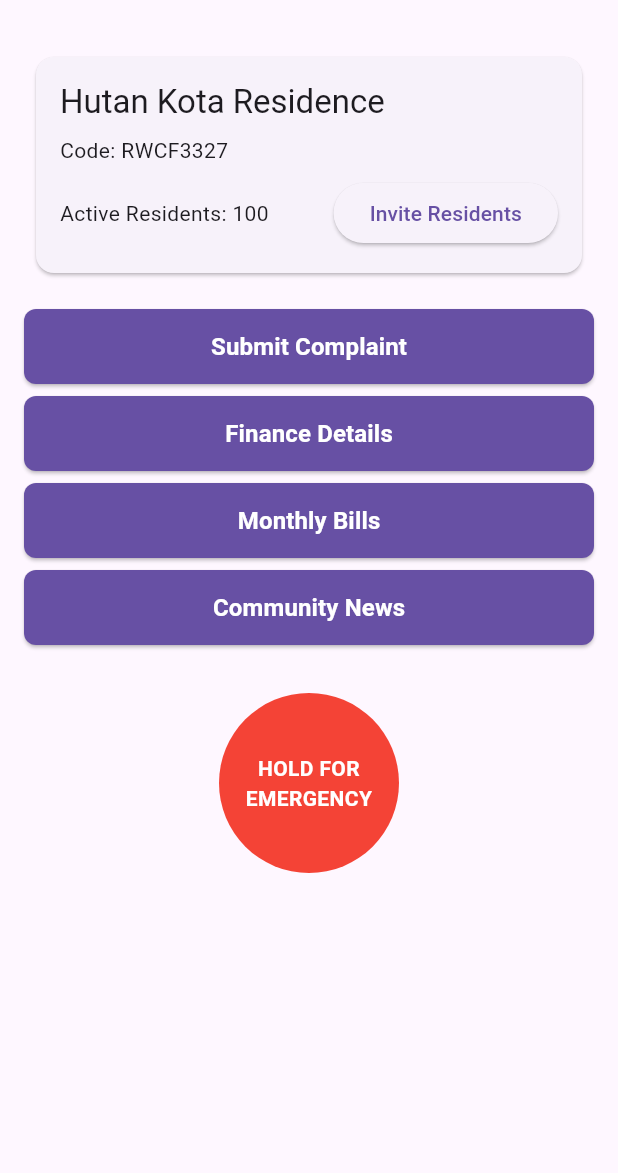
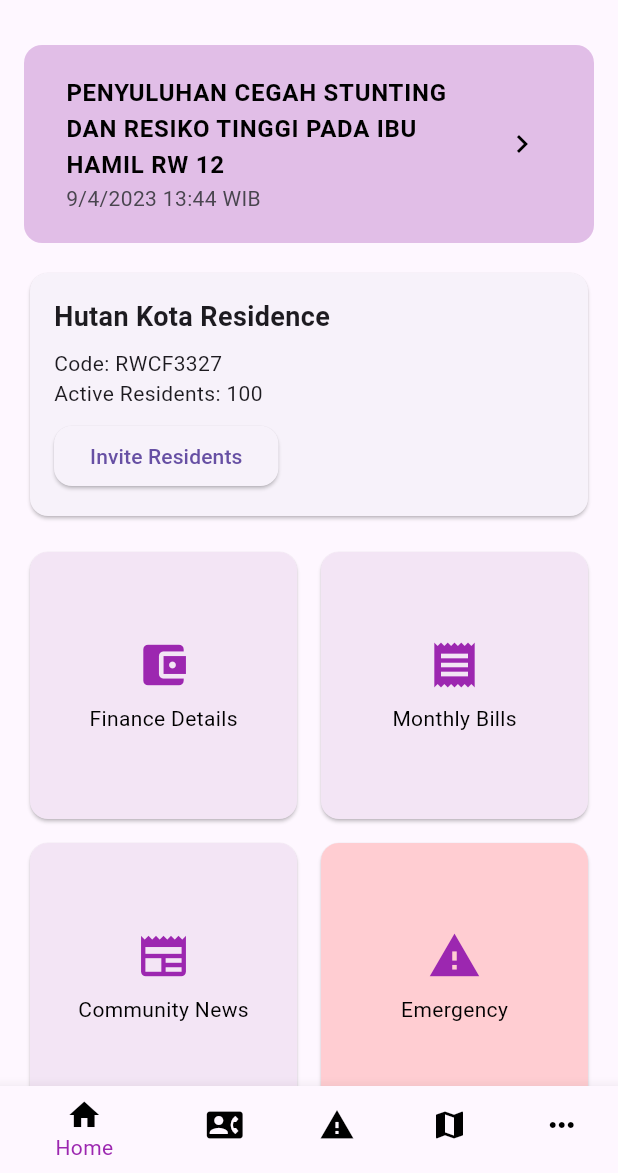
Before and after one commit to ther12k/rukunsmartapp, a Flutter app: the HomeScreen screen opened directly, on a phone screen of 412 x 824 dp, the part 63-1236 px from its top. Run offline on Flutter 3.47's test engine with Material 3 defaults, Android fonts, the phone set to English and light mode, and no system bars; our stand-ins replace equatable, flutter_bloc, image_picker, shared_preferences; accounts and stored records are empty.

Commit message:
refactor : separate home

```diff
--- a/lib/features/home/screens/home_screen.dart
+++ b/lib/features/home/screens/home_screen.dart
@@ -1,28 +1,13 @@
 import 'package:flutter/material.dart';
-import 'package:flutter_bloc/flutter_bloc.dart';
-import 'package:rukunsmart/features/billing/bloc/billing_bloc.dart';
-import 'package:rukunsmart/features/complaint/bloc/complaint_bloc.dart';
-import 'package:rukunsmart/features/emergency/bloc/emergency_bloc.dart';
-import 'package:rukunsmart/features/finance/bloc/finance_bloc.dart';
-import 'package:rukunsmart/features/home/widgets/emergency_button.dart';
-import 'package:rukunsmart/features/news/bloc/news_bloc.dart';
-import 'package:rukunsmart/shared/widgets/region_card.dart';
-import '../../../features/auth/bloc/auth_bloc.dart';
-import '../../../features/news/screens/news_screen.dart';
-import '../../../features/complaint/screens/complaint_screen.dart';
-import '../../../features/billing/screens/billing_screen.dart';
-import '../../../features/finance/screens/finance_screen.dart';
-import '../../../shared/widgets/custom_button.dart';
-import 'package:rukunsmart/features/billing/repositories/billing_repository.dart';
-import 'package:rukunsmart/features/news/repositories/news_repository.dart'; // Add this import
+import 'package:rukunsmart/features/home/widgets/announcement_card.dart';
+import 'package:rukunsmart/features/home/widgets/menu_grid.dart';
+import 'package:rukunsmart/features/home/widgets/region_info_card.dart';
 
 class HomeScreen extends StatelessWidget {
   const HomeScreen({super.key});
 
   @override
   Widget build(BuildContext context) {
-    final billingRepository = RepositoryProvider.of<BillingRepository>(context);
-    final newsRepository = RepositoryProvider.of<NewsRepository>(context);
     return Scaffold(
       appBar: AppBar(
         title: const Text('RukunSmart'),
@@ -30,87 +15,55 @@ class HomeScreen extends StatelessWidget {
           IconButton(
             icon: const Icon(Icons.logout),
             onPressed: () {
-              context.read<AuthBloc>().add(AuthLogoutRequested());
+              // Handle logout
             },
           ),
         ],
       ),
-      body: SingleChildScrollView(
+      body: const SingleChildScrollView(
         child: Padding(
-          padding: const EdgeInsets.all(16.0),
+          padding: EdgeInsets.all(16.0),
           child: Column(
             crossAxisAlignment: CrossAxisAlignment.stretch,
             children: [
-              const RegionCard(),
-              const SizedBox(height: 16),
-              CustomButton(
-                text: 'Submit Complaint',
-                onPressed: () {
-                  Navigator.push(
-                    context,
-                    MaterialPageRoute(
-                      builder: (context) => BlocProvider(
-                        create: (context) => ComplaintBloc(),
-                        child: const ComplaintScreen(),
-                      ),
-                    ),
-                  );
-                },
-              ),
-              const SizedBox(height: 8),
-              CustomButton(
-                text: 'Finance Details',
-                onPressed: () {
-                  Navigator.push(
-                    context,
-                    MaterialPageRoute(
-                      builder: (context) => BlocProvider(
-                        create: (context) => FinanceBloc(),
-                        child: const FinanceScreen(),
-                      ),
-                    ),
-                  );
-                },
-              ),
-              const SizedBox(height: 8),
-              CustomButton(
-                text: 'Monthly Bills',
-                onPressed: () {
-                  Navigator.push(
-                    context,
-                    MaterialPageRoute(
-                      builder: (context) => BlocProvider(
-                        create: (context) => BillingBloc(billingRepository),
-                        child: const BillingScreen(),
-                      ),
-                    ),
-                  );
-                },
-              ),
-              const SizedBox(height: 8),
-              CustomButton(
-                text: 'Community News',
-                onPressed: () {
-                  Navigator.push(
-                    context,
-                    MaterialPageRoute(
-                      builder: (context) => BlocProvider(
-                        create: (context) => NewsBloc(newsRepository),
-                        child: const NewsScreen(),
-                      ),
-                    ),
-                  );
-                },
-              ),
-              const SizedBox(height: 32),
-              BlocProvider(
-                create: (context) => EmergencyBloc(),
-                child: const EmergencyButton(),
-              ),
+              AnnouncementCard(),
+              SizedBox(height: 16),
+              RegionInfoCard(),
+              SizedBox(height: 16),
+              MenuGrid(),
             ],
           ),
         ),
       ),
+      bottomNavigationBar: BottomNavigationBar(
+        items: const [
+          BottomNavigationBarItem(
+            icon: Icon(Icons.home, color: Colors.black),
+            label: 'Home',
+          ),
+          BottomNavigationBarItem(
+            icon: Icon(Icons.contact_phone, color: Colors.black),
+            label: 'Contact',
+          ),
+          BottomNavigationBarItem(
+            icon: Icon(Icons.warning, color: Colors.black),
+            label: 'Emergency',
+          ),
+          BottomNavigationBarItem(
+            icon: Icon(Icons.map, color: Colors.black),
+            label: 'Regions',
+          ),
+          BottomNavigationBarItem(
+            icon: Icon(Icons.more_horiz, color: Colors.black),
+            label: 'More',
+          ),
+        ],
+        selectedItemColor: Colors.purple,
+        unselectedItemColor: Colors.grey,
+        onTap: (index) {
+          // Handle navigation
+        },
+      ),
     );
   }
 }
--- /dev/null
+++ b/lib/features/home/widgets/announcement_card.dart
@@ -0,0 +1,33 @@
+import 'package:flutter/material.dart';
+
+class AnnouncementCard extends StatelessWidget {
+  const AnnouncementCard({super.key});
+
+  @override
+  Widget build(BuildContext context) {
+    return Container(
+      padding: const EdgeInsets.all(12.0),
+      decoration: BoxDecoration(
+        color: Colors.purple.shade100,
+        borderRadius: BorderRadius.circular(12.0),
+      ),
+      child: ListTile(
+        title: Text(
+          "PENYULUHAN CEGAH STUNTING DAN RESIKO TINGGI PADA IBU HAMIL RW 12",
+          style: TextStyle(
+            fontWeight: FontWeight.bold,
+            color: Colors.black,
+          ),
+        ),
+        subtitle: Text("9/4/2023 13:44 WIB"),
+        trailing: Icon(
+          Icons.chevron_right,
+          color: Colors.black,
+        ),
+        onTap: () {
+          // Navigate to announcement details if needed
+        },
+      ),
+    );
+  }
+}
--- /dev/null
+++ b/lib/features/home/widgets/menu_grid.dart
@@ -0,0 +1,85 @@
+import 'package:flutter/material.dart';
+
+class MenuGrid extends StatelessWidget {
+  const MenuGrid({super.key});
+
+  @override
+  Widget build(BuildContext context) {
+    return GridView.count(
+      shrinkWrap: true,
+      crossAxisCount: 2,
+      crossAxisSpacing: 8,
+      mainAxisSpacing: 8,
+      children: [
+        MenuCard(
+          icon: Icons.account_balance_wallet,
+          label: 'Finance Details',
+          onTap: () {
+            // Handle navigation
+          },
+        ),
+        MenuCard(
+          icon: Icons.receipt,
+          label: 'Monthly Bills',
+          onTap: () {
+            // Handle navigation
+          },
+        ),
+        MenuCard(
+          icon: Icons.newspaper,
+          label: 'Community News',
+          onTap: () {
+            // Handle navigation
+          },
+        ),
+        MenuCard(
+          icon: Icons.warning,
+          label: 'Emergency',
+          color: Colors.red.shade100,
+          onTap: () {
+            // Handle emergency
+          },
+        ),
+      ],
+    );
+  }
+}
+
+class MenuCard extends StatelessWidget {
+  final IconData icon;
+  final String label;
+  final VoidCallback onTap;
+  final Color? color;
+
+  const MenuCard({
+    required this.icon,
+    required this.label,
+    required this.onTap,
+    this.color,
+    super.key,
+  });
+
+  @override
+  Widget build(BuildContext context) {
+    return Card(
+      color: color ?? Colors.purple.shade50,
+      shape: RoundedRectangleBorder(
+        borderRadius: BorderRadius.circular(12.0),
+      ),
+      child: InkWell(
+        onTap: onTap,
+        child: Padding(
+          padding: const EdgeInsets.all(16.0),
+          child: Column(
+            mainAxisAlignment: MainAxisAlignment.center,
+            children: [
+              Icon(icon, size: 36, color: Colors.purple),
+              const SizedBox(height: 8),
+              Text(label, style: TextStyle(color: Colors.black)),
+            ],
+          ),
+        ),
+      ),
+    );
+  }
+}
--- /dev/null
+++ b/lib/features/home/widgets/region_info_card.dart
@@ -0,0 +1,44 @@
+import 'package:flutter/material.dart';
+
+class RegionInfoCard extends StatelessWidget {
+  const RegionInfoCard({super.key});
+
+  @override
+  Widget build(BuildContext context) {
+    return Card(
+      shape: RoundedRectangleBorder(
+        borderRadius: BorderRadius.circular(12.0),
+      ),
+      child: Padding(
+        padding: const EdgeInsets.all(16.0),
+        child: Column(
+          crossAxisAlignment: CrossAxisAlignment.start,
+          children: [
+            Text(
+              "Hutan Kota Residence",
+              style: TextStyle(
+                fontSize: 18,
+                fontWeight: FontWeight.bold,
+              ),
+            ),
+            const SizedBox(height: 8),
+            Text("Code: RWCF3327"),
+            Text("Active Residents: 100"),
+            const SizedBox(height: 8),
+            ElevatedButton(
+              onPressed: () {
+                // Handle invite action
+              },
+              child: Text("Invite Residents"),
+              style: ElevatedButton.styleFrom(
+                shape: RoundedRectangleBorder(
+                  borderRadius: BorderRadius.circular(12.0),
+                ),
+              ),
+            ),
+          ],
+        ),
+      ),
+    );
+  }
+}
--- a/lib/main.dart
+++ b/lib/main.dart
@@ -3,6 +3,7 @@ import 'package:flutter_bloc/flutter_bloc.dart';
 import 'package:rukunsmart/features/auth/bloc/auth_bloc.dart';
 import 'package:rukunsmart/features/auth/repositories/auth_repository.dart';
 import 'package:rukunsmart/features/billing/repositories/billing_repository.dart';
+// import 'package:rukunsmart/features/complaint/repositories/complaint_repository.dart';
 import 'package:rukunsmart/features/news/repositories/news_repository.dart';
 import 'package:rukunsmart/shared/services/shared_preference_service.dart';
 import 'app.dart';
@@ -15,6 +16,7 @@ void main() async {
       AuthRepository(storageService: sharedPreferenceService);
   final billingRepository = BillingRepository();
   final newsRepository = NewsRepository();
+  // final complaintRepository = ComplaintRepository();
 
   runApp(
     MultiRepositoryProvider(
@@ -23,6 +25,8 @@ void main() async {
         RepositoryProvider<BillingRepository>(
             create: (context) => billingRepository),
         RepositoryProvider<NewsRepository>(create: (context) => newsRepository),
+        // RepositoryProvider<ComplaintRepository>(
+        //     create: (context) => complaintRepository),
       ],
       child: MultiBlocProvider(
         providers: [
```
